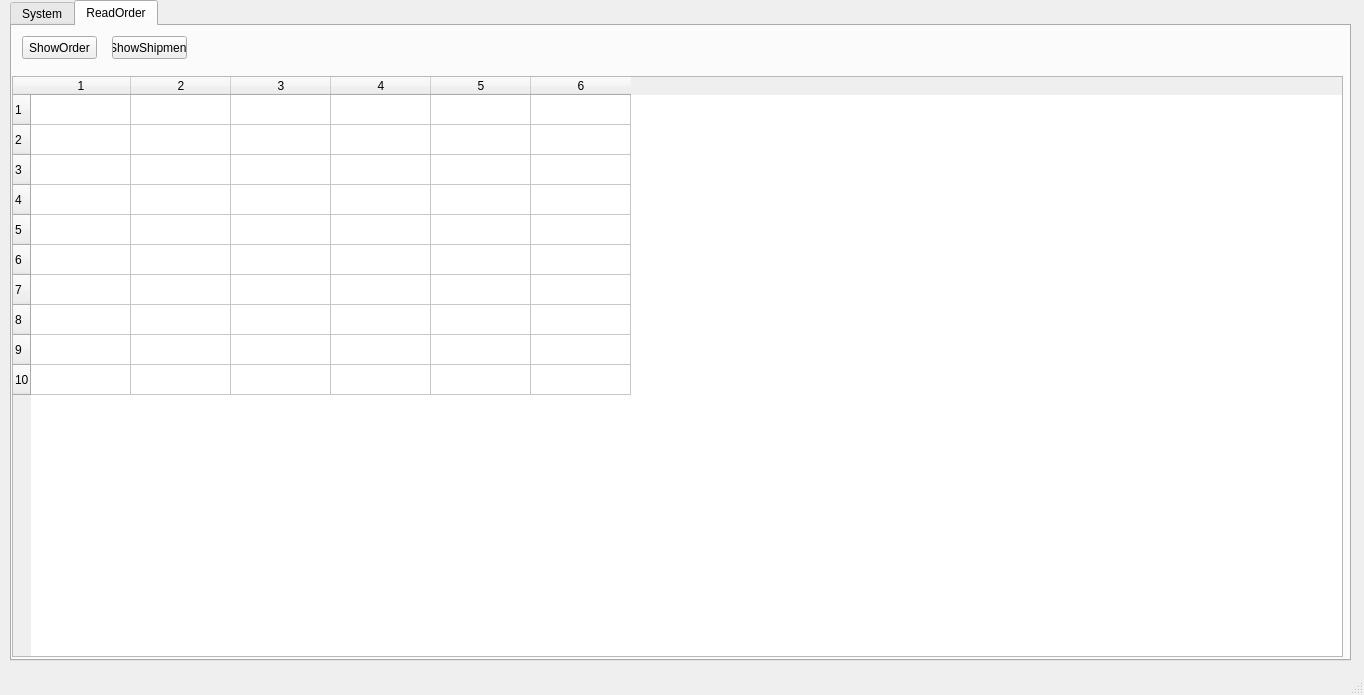
The window that TISDesk/TIS_mainwindow.ui (GdRaymond/TISProduction) describes before a commit, drawn with Qt 5.
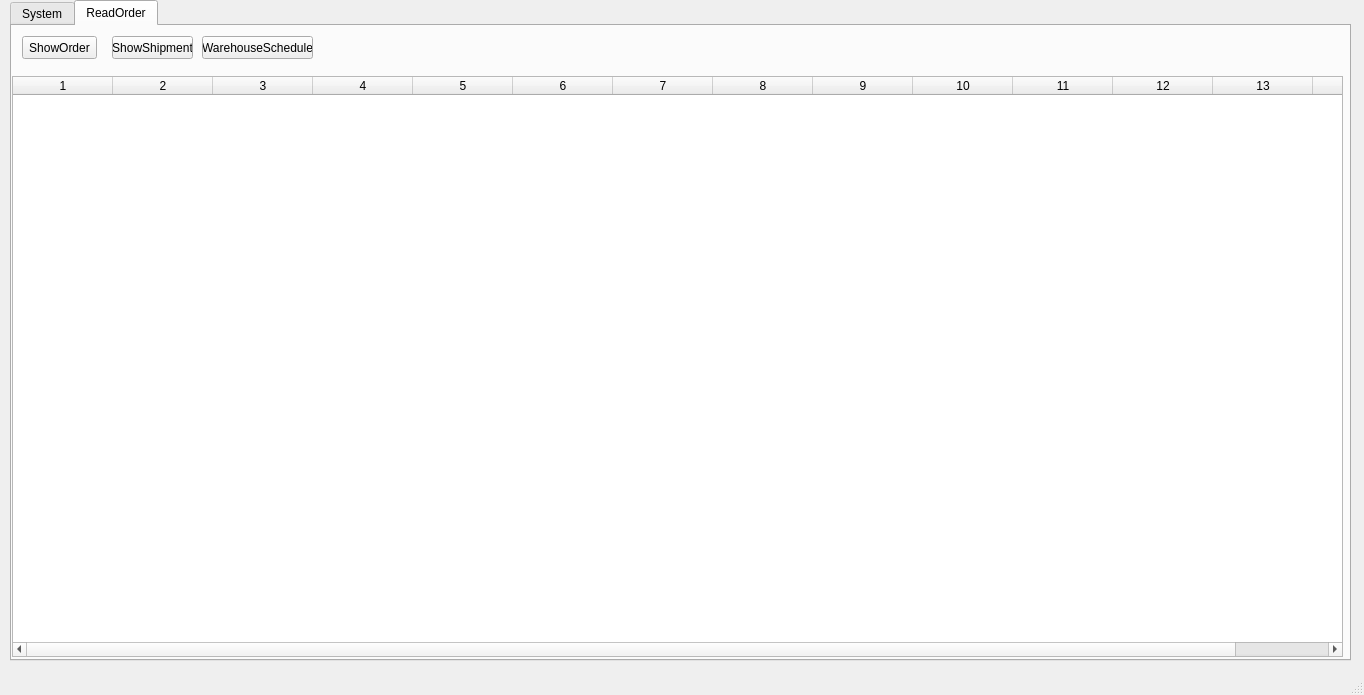
The same window after the commit. Icons and pictures are not drawn.

```diff
--- a/TISDesk/TIS_mainwindow.ui
+++ b/TISDesk/TIS_mainwindow.ui
@@ -150,21 +150,19 @@
        </rect>
       </property>
       <property name="rowCount">
-       <number>10</number>
+       <number>0</number>
       </property>
       <property name="columnCount">
-       <number>6</number>
+       <number>14</number>
       </property>
-      <row/>
-      <row/>
-      <row/>
-      <row/>
-      <row/>
-      <row/>
-      <row/>
-      <row/>
-      <row/>
-      <row/>
+      <column/>
+      <column/>
+      <column/>
+      <column/>
+      <column/>
+      <column/>
+      <column/>
+      <column/>
       <column/>
       <column/>
       <column/>
@@ -190,7 +188,7 @@
        <rect>
         <x>100</x>
         <y>10</y>
-        <width>75</width>
+        <width>81</width>
         <height>23</height>
        </rect>
       </property>
@@ -198,6 +196,19 @@
        <string>ShowShipment</string>
       </property>
      </widget>
+     <widget class="QPushButton" name="btnWarehouse">
+      <property name="geometry">
+       <rect>
+        <x>190</x>
+        <y>10</y>
+        <width>111</width>
+        <height>23</height>
+       </rect>
+      </property>
+      <property name="text">
+       <string>WarehouseSchedule</string>
+      </property>
+     </widget>
     </widget>
    </widget>
   </widget>
```
Left out of the diff: 25 changed lines with no effect on the pictures.
